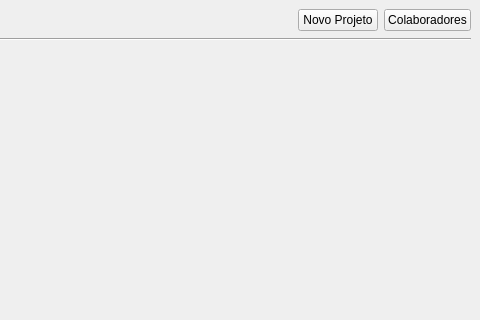
Above: view/main_window.ui from Gusrrocha/Gerenciador-de-projetos before the change; both pictures show x 320 to 800 and y 0 to 320 of the 800 by 600 pixel window. Below: the same form after it.
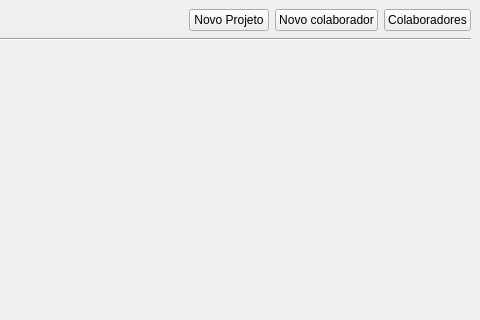
That is the form after the change.

```diff
--- a/view/main_window.ui
+++ b/view/main_window.ui
@@ -50,6 +50,13 @@
         </property>
        </widget>
       </item>
+      <item>
+       <widget class="QPushButton" name="novo_colab_btn">
+        <property name="text">
+         <string>Novo colaborador</string>
+        </property>
+       </widget>
+      </item>
       <item>
        <widget class="QPushButton" name="colab_btn">
         <property name="text">
```
